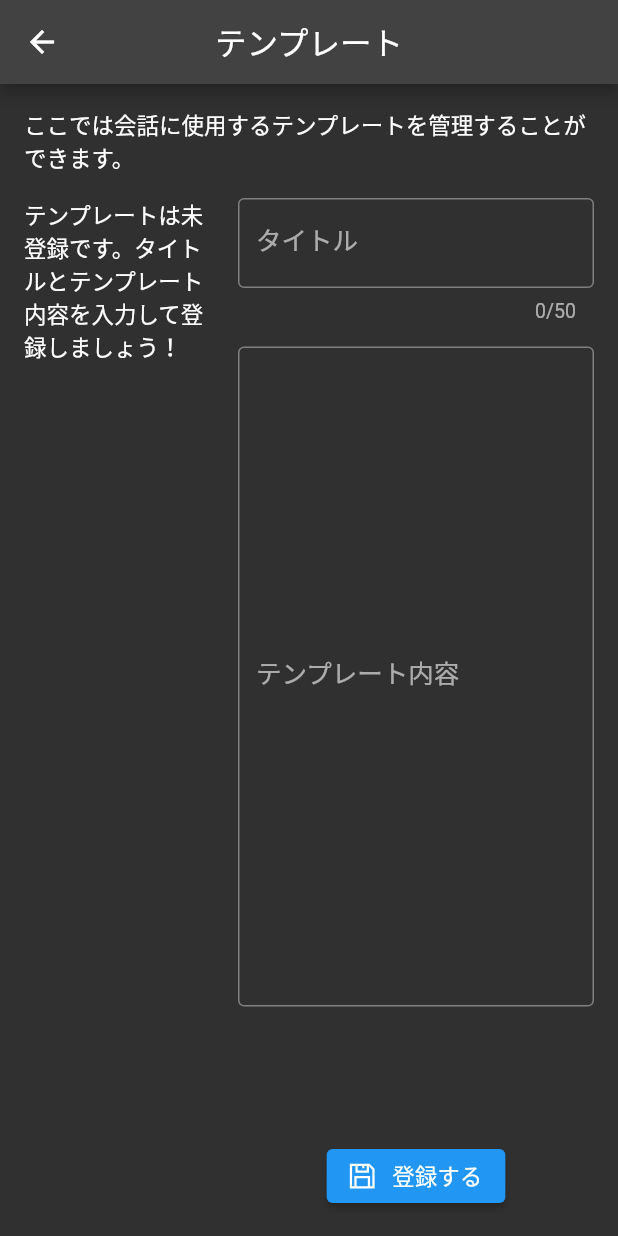
After one commit to hotdrop/my-assistant, a Flutter app: the TemplatePage screen opened directly, on a phone screen of 412 x 824 dp. The commit adds this screen. Run offline on Flutter 3.47's test engine with Material 2 defaults, Android fonts, the phone set to English and light mode, and no system bars; our stand-ins replace firebase_core, flutter_markdown, flutter_riverpod, freezed_annotation, hive_flutter, line_icons and 5 more; missing offline and left inert: flutter_highlighter, markdown; accounts and stored records are empty; generated files the repository leaves out were written again; Roboto replaces fonts that are missing (Note Sans JP).

Commit message:
feat: テンプレート管理機能を実装

```diff
--- a/lib/common/app_theme.dart
+++ b/lib/common/app_theme.dart
@@ -5,6 +5,7 @@ class AppTheme {
 
   static const Color primaryColor = Colors.green;
   static const Color primaryLightColor = Color.fromARGB(255, 141, 251, 165);
+  static const Color selectedCardColor = Color.fromARGB(255, 117, 116, 116);
 
   static final ThemeData theme = ThemeData(
     brightness: Brightness.dark,
--- a/lib/data/assist_repository.dart
+++ b/lib/data/assist_repository.dart
@@ -18,13 +18,11 @@ class AssistRepository {
   /// 会話の初回でのみ実行する
   ///
   Future<TalkThread> createThread(String message) async {
-    final newThread = await _ref.read(talkDaoProvider).createThread(message);
-    return newThread;
+    return await _ref.read(talkDaoProvider).createThread(message);
   }
 
   Future<Talk> talk(String message, String apiKey, TalkThread thread) async {
     final historyTalks = await _ref.read(talkDaoProvider).findTalks(thread.id);
-    // TODO ここで履歴をセットする際、maxTokenを計算して最初の方の会話を除外する
     final request = GptRequest(
       apiKey: apiKey,
       systemRoles: _ref.read(appSettingsProvider).systemMessages,
--- a/lib/data/local/local_data_source.dart
+++ b/lib/data/local/local_data_source.dart
@@ -1,6 +1,7 @@
 import 'package:assistant_me/data/local/entities/auto_id.dart';
 import 'package:assistant_me/data/local/entities/talk_entity.dart';
 import 'package:assistant_me/data/local/entities/talk_thread_entity.dart';
+import 'package:assistant_me/data/local/entities/template_entity.dart';
 import 'package:flutter_riverpod/flutter_riverpod.dart';
 import 'package:hive_flutter/hive_flutter.dart';
 
@@ -17,5 +18,6 @@ class _LocalDataSource {
     Hive.registerAdapter(TalkEntityAdapter());
     Hive.registerAdapter(TalkThreadEntityAdapter());
     Hive.registerAdapter(AutoIdAdapter());
+    Hive.registerAdapter(TemplateEntityAdapter());
   }
 }
--- a/lib/ui/history/history_card.dart
+++ b/lib/ui/history/history_card.dart
@@ -1,3 +1,4 @@
+import 'package:assistant_me/common/app_theme.dart';
 import 'package:assistant_me/model/talk_thread.dart';
 import 'package:flutter/material.dart';
 import 'package:line_icons/line_icon.dart';
@@ -18,7 +19,7 @@ class ViewHistoryCard extends StatelessWidget {
       height: 100,
       child: Card(
         elevation: 4,
-        color: isSelected ? const Color.fromARGB(255, 117, 116, 116) : null,
+        color: isSelected ? AppTheme.selectedCardColor : null,
         child: InkWell(
           child: Padding(
             padding: const EdgeInsets.symmetric(horizontal: 8, vertical: 4),
--- a/lib/ui/history/history_controller.dart
+++ b/lib/ui/history/history_controller.dart
@@ -10,7 +10,7 @@ part 'history_controller.g.dart';
 class HistoryController extends _$HistoryController {
   @override
   Future<void> build() async {
-    _refresh();
+    await _refresh();
   }
 
   Future<void> onLoad(int threadId) async {
--- /dev/null
+++ b/lib/ui/template/template_page.dart
@@ -0,0 +1,175 @@
+import 'package:assistant_me/common/app_theme.dart';
+import 'package:assistant_me/model/template.dart';
+import 'package:assistant_me/ui/template/template_controller.dart';
+import 'package:flutter/material.dart';
+import 'package:flutter_riverpod/flutter_riverpod.dart';
+import 'package:line_icons/line_icon.dart';
+import 'package:line_icons/line_icons.dart';
+import 'package:loading_animation_widget/loading_animation_widget.dart';
+
+class TemplatePage extends ConsumerWidget {
+  const TemplatePage({super.key});
+
+  @override
+  Widget build(BuildContext context, WidgetRef ref) {
+    return Scaffold(
+      appBar: AppBar(
+        title: const Text('テンプレート'),
+      ),
+      body: ref.watch(templateControllerProvider).when(
+            data: (_) => const _ViewBody(),
+            error: (error, stackTrace) => _ViewOnLoading(errorMessage: '$error'),
+            loading: () => const _ViewOnLoading(),
+          ),
+    );
+  }
+}
+
+class _ViewOnLoading extends StatelessWidget {
+  const _ViewOnLoading({this.errorMessage});
+
+  final String? errorMessage;
+
+  @override
+  Widget build(BuildContext context) {
+    if (errorMessage != null) {
+      return Center(
+        child: Text(errorMessage!, style: const TextStyle(color: Colors.red)),
+      );
+    }
+
+    return Center(
+      child: LoadingAnimationWidget.fourRotatingDots(color: Theme.of(context).primaryColor, size: 32),
+    );
+  }
+}
+
+class _ViewBody extends StatelessWidget {
+  const _ViewBody();
+
+  @override
+  Widget build(BuildContext context) {
+    return Padding(
+      padding: const EdgeInsets.all(16),
+      child: Column(
+        crossAxisAlignment: CrossAxisAlignment.start,
+        children: [
+          const Text('ここでは会話に使用するテンプレートを管理することができます。'),
+          const SizedBox(height: 16),
+          Flexible(
+            child: Row(
+              crossAxisAlignment: CrossAxisAlignment.start,
+              children: const [
+                Flexible(flex: 1, child: _ViewListArea()),
+                Flexible(flex: 2, child: _ViewEditArea()),
+              ],
+            ),
+          ),
+        ],
+      ),
+    );
+  }
+}
+
+class _ViewListArea extends ConsumerWidget {
+  const _ViewListArea();
+
+  @override
+  Widget build(BuildContext context, WidgetRef ref) {
+    final templates = ref.watch(templatesStateProvider);
+    if (templates.isEmpty) {
+      return const Text('テンプレートは未登録です。タイトルとテンプレート内容を入力して登録しましょう！');
+    }
+
+    return CustomScrollView(
+      slivers: [
+        SliverList(
+          delegate: SliverChildListDelegate(
+            templates.map((e) => _RowList(e)).toList(),
+          ),
+        ),
+      ],
+    );
+  }
+}
+
+class _RowList extends ConsumerWidget {
+  const _RowList(this.template);
+
+  final Template template;
+
+  @override
+  Widget build(BuildContext context, WidgetRef ref) {
+    final isSelected = ref.watch(selectTemplateIdStateProvider) == template.id;
+    return Card(
+      elevation: 0,
+      color: isSelected ? AppTheme.selectedCardColor : null,
+      child: InkWell(
+        child: Padding(
+          padding: const EdgeInsets.all(8),
+          child: Text(template.title, overflow: TextOverflow.ellipsis),
+        ),
+        onTap: () {
+          ref.read(templateControllerProvider.notifier).select(template.id);
+        },
+      ),
+    );
+  }
+}
+
+class _ViewEditArea extends ConsumerWidget {
+  const _ViewEditArea();
+
+  @override
+  Widget build(BuildContext context, WidgetRef ref) {
+    return Padding(
+      padding: const EdgeInsets.only(left: 16),
+      child: Column(
+        children: [
+          TextFormField(
+            decoration: const InputDecoration(
+              border: OutlineInputBorder(),
+              label: Text('タイトル'),
+            ),
+            controller: ref.watch(titleControllerStateProvider),
+            maxLength: 50,
+          ),
+          const SizedBox(height: 16),
+          Expanded(
+            child: TextFormField(
+              decoration: const InputDecoration(
+                border: OutlineInputBorder(),
+                label: Text('テンプレート内容'),
+              ),
+              controller: ref.watch(contentsControllerStateProvider),
+              maxLines: 20,
+            ),
+          ),
+          const SizedBox(height: 16),
+          const _ViewSaveButton(),
+        ],
+      ),
+    );
+  }
+}
+
+class _ViewSaveButton extends ConsumerWidget {
+  const _ViewSaveButton();
+
+  @override
+  Widget build(BuildContext context, WidgetRef ref) {
+    final isUpdate = ref.watch(selectTemplateIdStateProvider) != TemplateController.unselecId;
+
+    return ElevatedButton.icon(
+      onPressed: () async {
+        if (isUpdate) {
+          await ref.read(templateControllerProvider.notifier).updateTemplate();
+        } else {
+          await ref.read(templateControllerProvider.notifier).createTemplate();
+        }
+      },
+      icon: LineIcon(LineIcons.save),
+      label: Text(isUpdate ? '更新する' : '登録する'),
+    );
+  }
+}
--- a/lib/ui/top_page.dart
+++ b/lib/ui/top_page.dart
@@ -1,4 +1,5 @@
 import 'package:assistant_me/ui/graph/graph_page.dart';
+import 'package:assistant_me/ui/template/template_page.dart';
 import 'package:flutter/material.dart';
 import 'package:assistant_me/ui/setting/settings_page.dart';
 import 'package:assistant_me/ui/history/history_page.dart';
@@ -41,6 +42,7 @@ class _TopPageState extends State<TopPage> {
         Destination('履歴', LineIcon(LineIcons.history)),
         Destination('利用量', LineIcon(LineIcons.poll)),
         Destination('設定', LineIcon(LineIcons.cog)),
+        Destination('テンプレ', LineIcon(LineIcons.alternateFileAlt)),
       ];
 
   Widget _menuView(int index) {
@@ -53,6 +55,8 @@ class _TopPageState extends State<TopPage> {
         return const GraphPage();
       case 3:
         return const SettingsPage();
+      case 4:
+        return const TemplatePage();
       default:
         throw Exception(['不正なIndexです index=$index']);
     }
```
Also changed, not shown: lib/data/history_repository.dart (+4 -4 lines), lib/data/local/dao/template_dao.dart (added, +44 -0 lines), lib/data/local/entities/template_entity.dart (added, +31 -0 lines), lib/data/template_repository.dart (added, +27 -0 lines), lib/model/template.dart (added, +11 -0 lines), lib/ui/template/template_controller.dart (added, +107 -0 lines).
